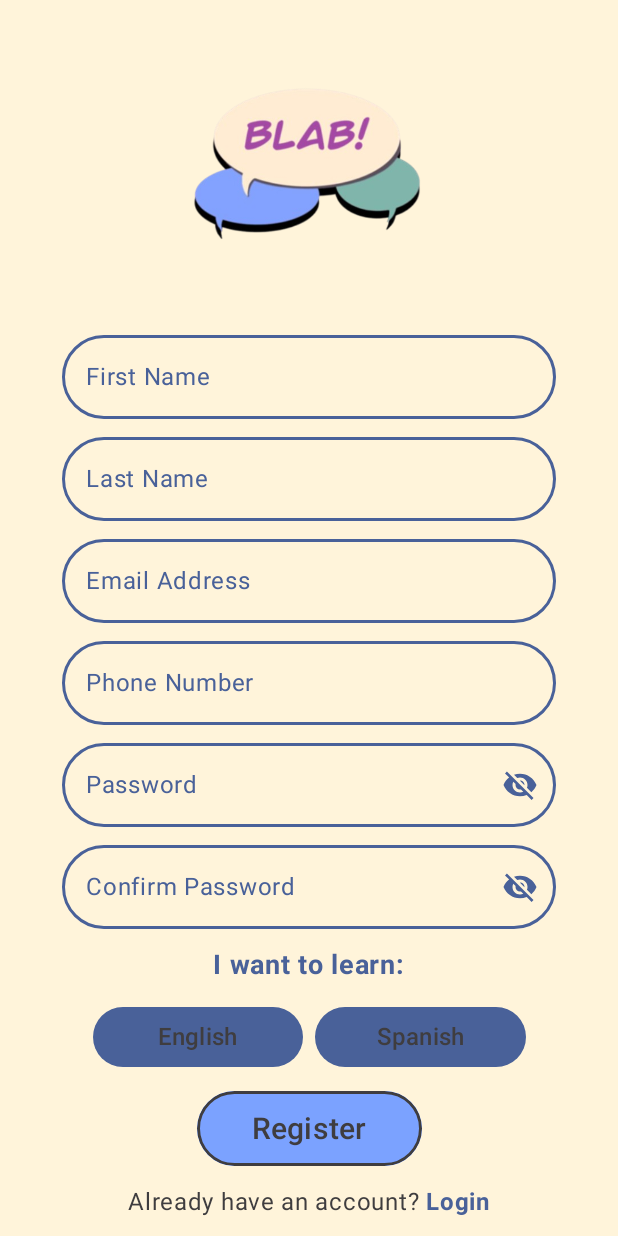
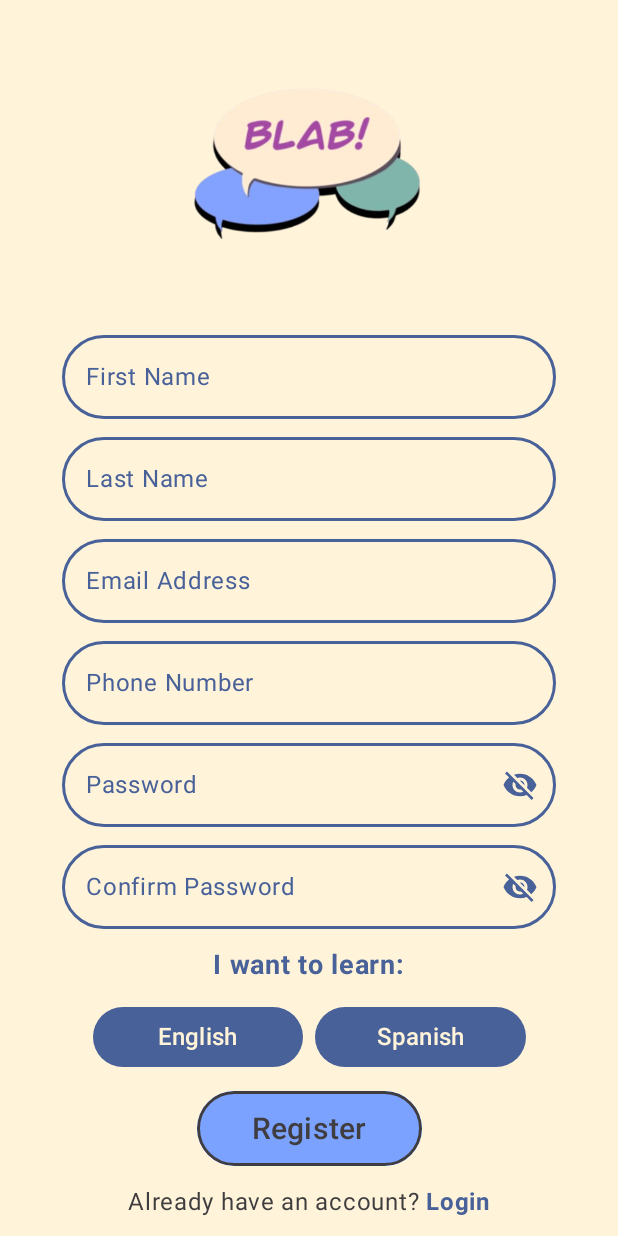
Before and after one commit to OsmanyARdx/Blab-App, an Android app built with Jetpack Compose: the screen it shows after launch (MainActivity), after a tap on "Register", on a phone screen of 412 x 824 dp. Run offline under Robolectric (Android 15) with nearby library versions, the phone set to English and light mode, and no system bars; our stand-ins replace Firebase (no records; nobody signed in at launch, a user with empty details on screens opened directly).

Commit message:
color update

```diff
--- a/BlabApp/app/src/main/java/com/example/blabapp/Screens/RegisterScreen.kt
+++ b/BlabApp/app/src/main/java/com/example/blabapp/Screens/RegisterScreen.kt
@@ -43,6 +43,7 @@ import com.example.blabapp.Design.InputField
 import com.example.blabapp.Nav.AccountRepository
 import com.example.blabapp.R
 import com.example.blabapp.ViewModels.RegisterScreenViewModel
+import com.example.blabapp.ui.theme.BlabLight
 
 @Composable
 fun RegisterScreen(accountRepository: AccountRepository, navController: NavController) {
@@ -103,7 +104,7 @@ fun RegisterScreen(accountRepository: AccountRepository, navController: NavContr
                     modifier = Modifier.weight(1f),
                     colors = ButtonDefaults.buttonColors(
                         containerColor = MaterialTheme.colorScheme.secondary,
-                        contentColor = MaterialTheme.colorScheme.surface)
+                        contentColor = MaterialTheme.colorScheme.background)
                 ) {
                     Text("English", fontSize = 16.sp)
                 }
@@ -113,7 +114,7 @@ fun RegisterScreen(accountRepository: AccountRepository, navController: NavContr
                     modifier = Modifier.weight(1f),
                     colors = ButtonDefaults.buttonColors(
                         containerColor = MaterialTheme.colorScheme.secondary,
-                        contentColor = MaterialTheme.colorScheme.surface)
+                        contentColor = MaterialTheme.colorScheme.background)
                 ) {
                     Text("Spanish", fontSize = 16.sp)
                 }
```
